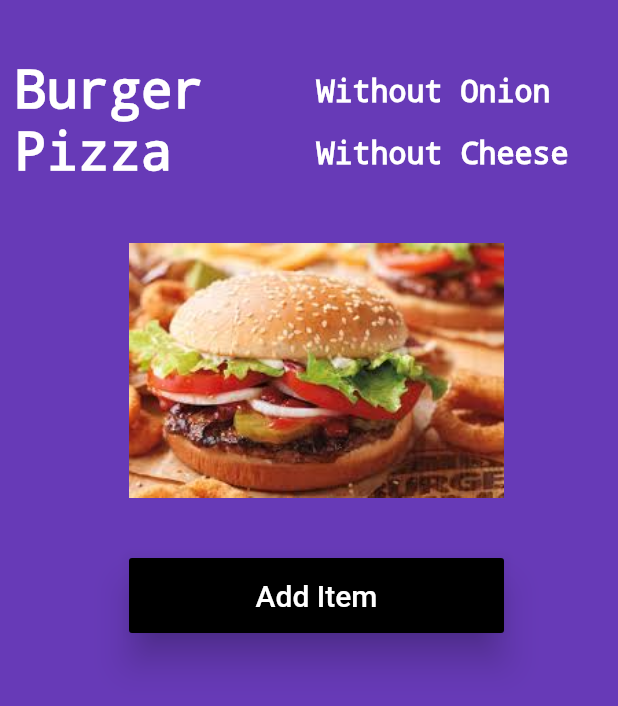
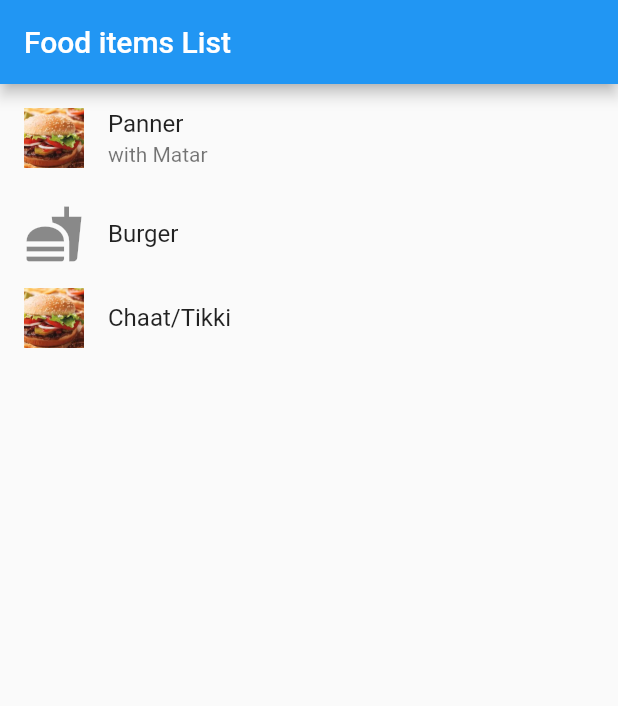
Before and after one commit to vikasmain/food_app_flutter, a Flutter app: the screen it shows after launch, on a phone screen of 412 x 824 dp. Shown: the top 706 px of the screen. Run offline on Flutter 3.47's test engine with Material 2 defaults, Android fonts, the phone set to English and light mode, and no system bars.

Commit message:
Add listview with text and icons

```diff
--- /dev/null
+++ b/lib/app_screens/list_view_screen.dart
@@ -0,0 +1,48 @@
+import 'package:flutter/material.dart';
+
+class ListScreen extends StatelessWidget {
+  @override
+  Widget build(BuildContext context) {
+    final title = 'Food items List';
+
+    return MaterialApp(
+      title: title,
+      home: Scaffold(
+        appBar: AppBar(
+          title: Text(title),
+        ),
+        body: ListView(
+          children: <Widget>[
+            ListTile(
+              leading: Image.asset("images/download.jpeg",
+                  width: 40.0, height: 40.0, fit: BoxFit.cover),
+              title: Text('Panner'),
+              subtitle: Text("with Matar"),
+              onTap: () {
+                return Dialog(context);
+              },
+            ),
+            ListTile(
+              leading: Icon(Icons.fastfood, size: 40.0),
+              title: Text('Burger'),
+            ),
+            ListTile(
+              leading: Image.asset("images/download.jpeg",
+                  width: 40.0, height: 40.0, fit: BoxFit.cover),
+              title: Text('Chaat/Tikki'),
+            ),
+          ],
+        ),
+      ),
+    );
+  }
+}
+
+void Dialog(BuildContext context) {
+  var alertDialog = AlertDialog(title: Text("Pressed Panner Item"));
+  showDialog(
+      context: context,
+      builder: (BuildContext context) {
+        return alertDialog;
+      });
+}
--- a/lib/main.dart
+++ b/lib/main.dart
@@ -1,8 +1,9 @@
 import 'package:flutter/material.dart';
 
 import 'app_screens/main_screen.dart';
+import 'app_screens/list_view_screen.dart';
 
 void main() => runApp(MaterialApp(
       title: "Exploring UI widgets",
-      home: MainScreen(),
+      home: ListScreen(),
     ));
```
